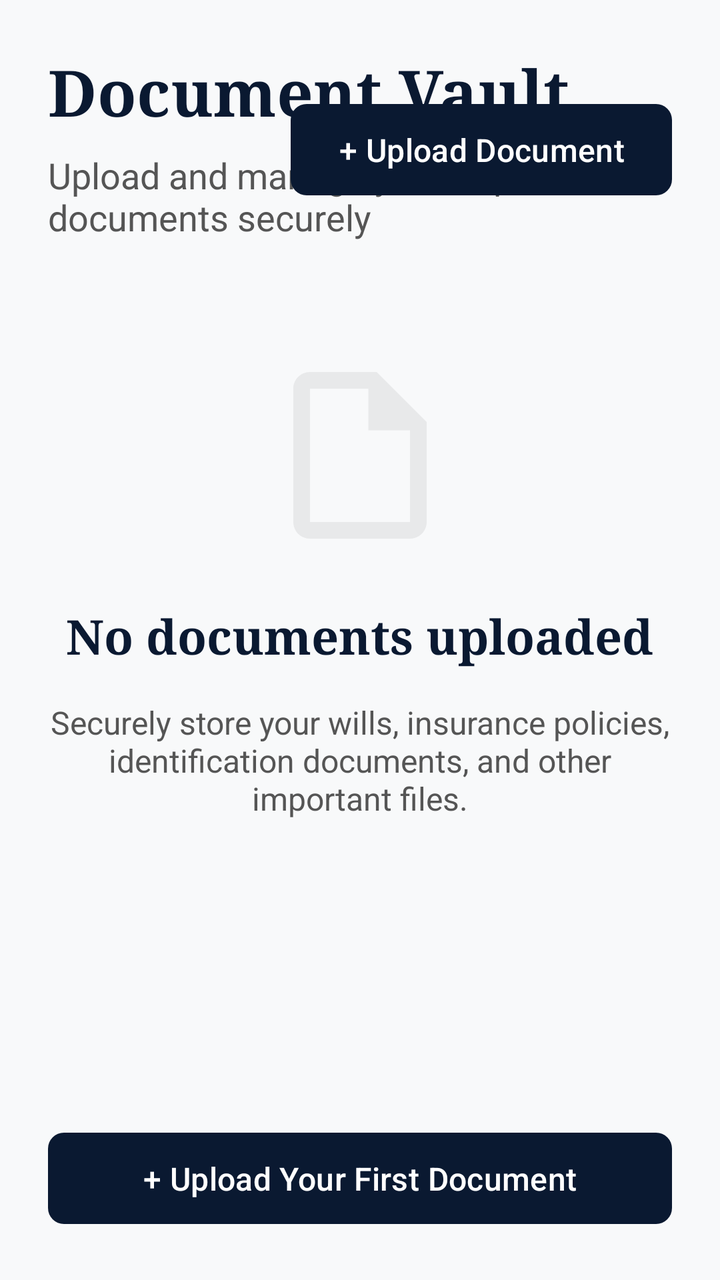
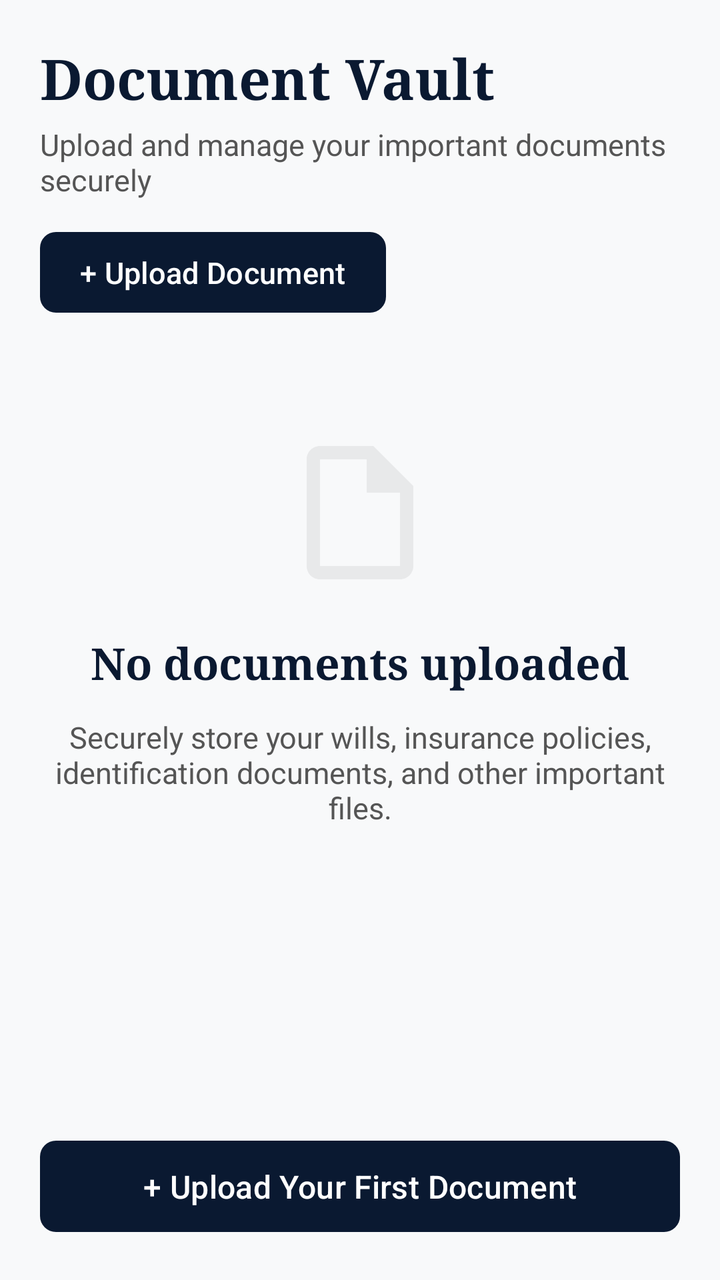

Two renders of the same Android screen: before a commit and after it. Below are the layout's source before the change and the commit's diff.
<!-- AndroidManifest.xml: application theme Theme.LegacyVaultSystem -->
<!-- res/layout/fragment_vault.xml -->
<?xml version="1.0" encoding="utf-8"?>
<androidx.constraintlayout.widget.ConstraintLayout xmlns:android="http://schemas.android.com/apk/res/android"
    xmlns:app="http://schemas.android.com/apk/res-auto"
    android:layout_width="match_parent"
    android:layout_height="match_parent"
    android:background="@color/background_light"
    android:padding="24dp">

    <TextView
        android:id="@+id/tv_title"
        android:layout_width="wrap_content"
        android:layout_height="wrap_content"
        android:fontFamily="serif"
        android:text="Document Vault"
        android:textColor="@color/primary_dark_blue"
        android:textSize="32sp"
        android:textStyle="bold"
        app:layout_constraintStart_toStartOf="parent"
        app:layout_constraintTop_toTopOf="parent" />

    <TextView
        android:id="@+id/tv_subtitle"
        android:layout_width="match_parent"
        android:layout_height="wrap_content"
        android:layout_marginTop="8dp"
        android:text="Upload and manage your important documents securely"
        android:textColor="@color/text_secondary"
        android:textSize="18sp"
        app:layout_constraintTop_toBottomOf="@id/tv_title" />

    <com.google.android.material.button.MaterialButton
        android:id="@+id/btn_upload"
        android:layout_width="wrap_content"
        android:layout_height="wrap_content"
        android:layout_marginTop="24dp"
        android:paddingStart="24dp"
        android:paddingTop="12dp"
        android:paddingEnd="24dp"
        android:paddingBottom="12dp"
        android:text="+ Upload Document"
        android:textAllCaps="false"
        android:textColor="@color/white"
        android:textSize="16sp"
        app:backgroundTint="@color/primary_dark_blue"
        app:cornerRadius="8dp"
        app:layout_constraintEnd_toEndOf="parent"
        app:layout_constraintTop_toTopOf="parent" />

    <androidx.core.widget.NestedScrollView
        android:layout_width="match_parent"
        android:layout_height="0dp"
        android:layout_marginTop="16dp"
        android:fillViewport="true"
        app:layout_constraintBottom_toTopOf="@id/btn_upload_first"
        app:layout_constraintTop_toBottomOf="@id/btn_upload">

        <LinearLayout
            android:layout_width="match_parent"
            android:layout_height="wrap_content"
            android:orientation="vertical">

            <LinearLayout
                android:id="@+id/layout_empty_state"
                android:layout_width="match_parent"
                android:layout_height="wrap_content"
                android:gravity="center"
                android:orientation="vertical"
                android:paddingTop="60dp">

                <ImageView
                    android:layout_width="100dp"
                    android:layout_height="100dp"
                    android:alpha="0.1"
                    android:src="@drawable/ic_document_outline"
                    app:tint="@color/text_secondary" />

                <TextView
                    android:layout_width="wrap_content"
                    android:layout_height="wrap_content"
                    android:layout_marginTop="24dp"
                    android:fontFamily="serif"
                    android:text="No documents uploaded"
                    android:textColor="@color/primary_dark_blue"
                    android:textSize="24sp"
                    android:textStyle="bold" />

                <TextView
                    android:layout_width="match_parent"
                    android:layout_height="wrap_content"
                    android:layout_marginTop="16dp"
                    android:gravity="center"
                    android:text="Securely store your wills, insurance policies, identification documents, and other important files."
                    android:textColor="@color/text_secondary"
                    android:textSize="16sp" />

            </LinearLayout>

            <LinearLayout
                android:id="@+id/layout_documents_list"
                android:layout_width="match_parent"
                android:layout_height="wrap_content"
                android:orientation="vertical"
                android:visibility="gone" />

        </LinearLayout>
    </androidx.core.widget.NestedScrollView>

    <com.google.android.material.button.MaterialButton
        android:id="@+id/btn_upload_first"
        android:layout_width="match_parent"
        android:layout_height="wrap_content"
        android:paddingTop="12dp"
        android:paddingBottom="12dp"
        android:text="+ Upload Your First Document"
        android:textAllCaps="false"
        android:textColor="@color/white"
        android:textSize="16sp"
        app:backgroundTint="@color/primary_dark_blue"
        app:cornerRadius="8dp"
        app:layout_constraintBottom_toBottomOf="parent" />

</androidx.constraintlayout.widget.ConstraintLayout>
<!-- resources referenced by this layout -->
<resources>
  <color name="background_light">#F8F9FA</color>
  <color name="primary_dark_blue">#0A1931</color>
  <color name="text_secondary">#555555</color>
  <color name="white">#FFFFFFFF</color>
  <!-- drawable ic_document_outline (drawable) -->
  <vector xmlns:android="http://schemas.android.com/apk/res/android"
      android:width="24dp"
      android:height="24dp"
      android:viewportWidth="24"
      android:viewportHeight="24">
      <path
          android:fillColor="#000000"
          android:pathData="M14,2H6C4.9,2 4,2.9 4,4v16c0,1.1 0.89,2 1.99,2H18c1.1,0 2,-0.9 2,-2V8L14,2zM18,20H6V4h7v5h5V20z" />
  </vector>
  <style name="Theme.LegacyVaultSystem" parent="Base.Theme.LegacyVaultSystem" />
  <style name="Base.Theme.LegacyVaultSystem" parent="Theme.Material3.DayNight.NoActionBar">
          
          <item name="colorPrimary">@color/primary_dark_blue</item>
          <item name="colorSecondary">@color/accent_gold</item>
          <item name="android:statusBarColor">@color/primary_dark_blue</item>
      </style>
  <color name="accent_gold">#D4AF37</color>
</resources>

<!-- the commit's change to res/layout/fragment_vault.xml (unified diff, before → after) -->
@@ -4,47 +4,51 @@
     android:layout_width="match_parent"
     android:layout_height="match_parent"
     android:background="@color/background_light"
-    android:padding="24dp">
+    android:padding="20dp">
 
-    <TextView
-        android:id="@+id/tv_title"
-        android:layout_width="wrap_content"
-        android:layout_height="wrap_content"
-        android:fontFamily="serif"
-        android:text="Document Vault"
-        android:textColor="@color/primary_dark_blue"
-        android:textSize="32sp"
-        android:textStyle="bold"
-        app:layout_constraintStart_toStartOf="parent"
-        app:layout_constraintTop_toTopOf="parent" />
-
-    <TextView
-        android:id="@+id/tv_subtitle"
+    <LinearLayout
+        android:id="@+id/layout_header"
         android:layout_width="match_parent"
         android:layout_height="wrap_content"
-        android:layout_marginTop="8dp"
-        android:text="Upload and manage your important documents securely"
-        android:textColor="@color/text_secondary"
-        android:textSize="18sp"
-        app:layout_constraintTop_toBottomOf="@id/tv_title" />
+        android:orientation="vertical"
+        app:layout_constraintStart_toStartOf="parent"
+        app:layout_constraintTop_toTopOf="parent">
 
-    <com.google.android.material.button.MaterialButton
-        android:id="@+id/btn_upload"
-        android:layout_width="wrap_content"
-        android:layout_height="wrap_content"
-        android:layout_marginTop="24dp"
-        android:paddingStart="24dp"
-        android:paddingTop="12dp"
-        android:paddingEnd="24dp"
-        android:paddingBottom="12dp"
-        android:text="+ Upload Document"
-        android:textAllCaps="false"
-        android:textColor="@color/white"
-        android:textSize="16sp"
-        app:backgroundTint="@color/primary_dark_blue"
-        app:cornerRadius="8dp"
-        app:layout_constraintEnd_toEndOf="parent"
-        app:layout_constraintTop_toTopOf="parent" />
+        <TextView
+            android:id="@+id/tv_title"
+            android:layout_width="wrap_content"
+            android:layout_height="wrap_content"
+            android:fontFamily="serif"
+            android:text="Document Vault"
+            android:textColor="@color/primary_dark_blue"
+            android:textSize="28sp"
+            android:textStyle="bold" />
+
+        <TextView
+            android:id="@+id/tv_subtitle"
+            android:layout_width="match_parent"
+            android:layout_height="wrap_content"
+            android:layout_marginTop="4dp"
+            android:text="Upload and manage your important documents securely"
+            android:textColor="@color/text_secondary"
+            android:textSize="15sp" />
+
+        <com.google.android.material.button.MaterialButton
+            android:id="@+id/btn_upload"
+            android:layout_width="wrap_content"
+            android:layout_height="wrap_content"
+            android:layout_marginTop="12dp"
+            android:paddingStart="20dp"
+            android:paddingTop="10dp"
+            android:paddingEnd="20dp"
+            android:paddingBottom="10dp"
+            android:text="+ Upload Document"
+            android:textAllCaps="false"
+            android:textColor="@color/white"
+            android:textSize="15sp"
+            app:backgroundTint="@color/primary_dark_blue"
+            app:cornerRadius="8dp" />
+    </LinearLayout>
 
     <androidx.core.widget.NestedScrollView
         android:layout_width="match_parent"
@@ -52,7 +56,7 @@
         android:layout_marginTop="16dp"
         android:fillViewport="true"
         app:layout_constraintBottom_toTopOf="@id/btn_upload_first"
-        app:layout_constraintTop_toBottomOf="@id/btn_upload">
+        app:layout_constraintTop_toBottomOf="@id/layout_header">
 
         <LinearLayout
             android:layout_width="match_parent"
@@ -65,11 +69,11 @@
                 android:layout_height="wrap_content"
                 android:gravity="center"
                 android:orientation="vertical"
-                android:paddingTop="60dp">
+                android:paddingTop="40dp">
 
                 <ImageView
-                    android:layout_width="100dp"
-                    android:layout_height="100dp"
+                    android:layout_width="80dp"
+                    android:layout_height="80dp"
                     android:alpha="0.1"
                     android:src="@drawable/ic_document_outline"
                     app:tint="@color/text_secondary" />
@@ -77,21 +81,21 @@
                 <TextView
                     android:layout_width="wrap_content"
                     android:layout_height="wrap_content"
-                    android:layout_marginTop="24dp"
+                    android:layout_marginTop="20dp"
                     android:fontFamily="serif"
                     android:text="No documents uploaded"
                     android:textColor="@color/primary_dark_blue"
-                    android:textSize="24sp"
+                    android:textSize="22sp"
                     android:textStyle="bold" />
 
                 <TextView
                     android:layout_width="match_parent"
                     android:layout_height="wrap_content"
-                    android:layout_marginTop="16dp"
+                    android:layout_marginTop="12dp"
                     android:gravity="center"
                     android:text="Securely store your wills, insurance policies, identification documents, and other important files."
                     android:textColor="@color/text_secondary"
-                    android:textSize="16sp" />
+                    android:textSize="15sp" />
 
             </LinearLayout>
 
